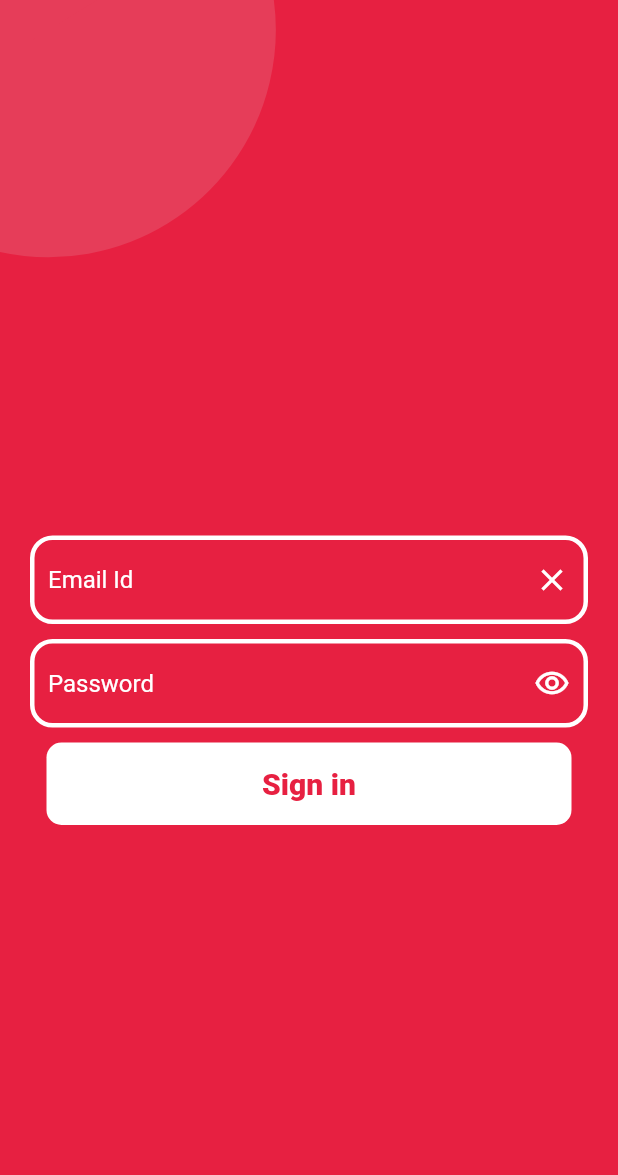
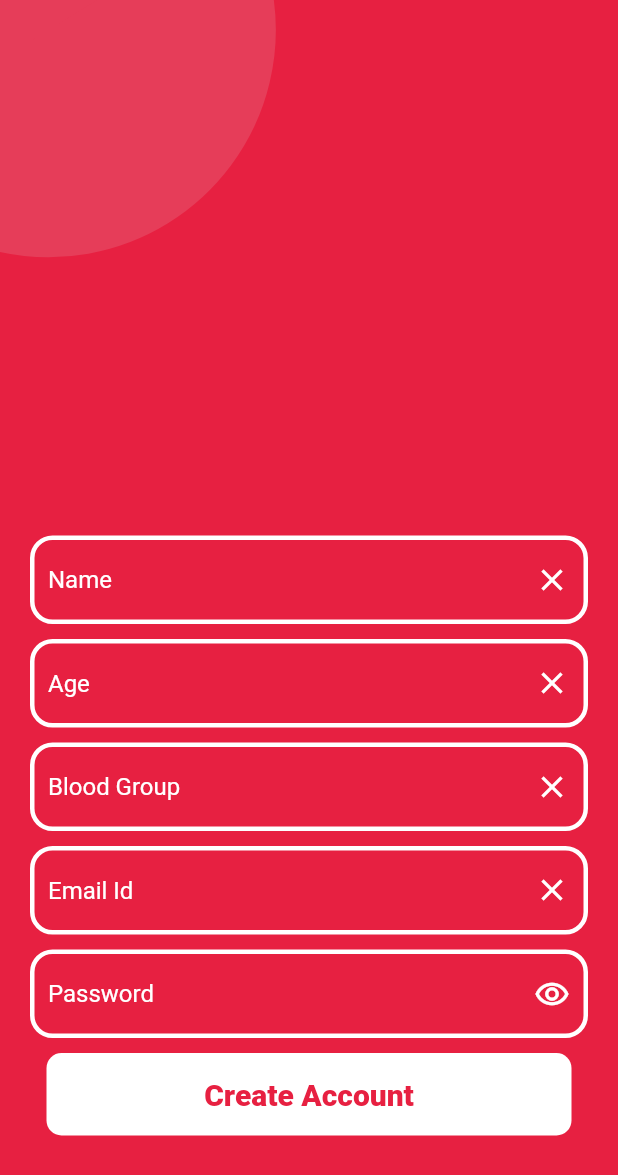
Before and after one commit to adinashby-vanier-college/app-dev-2-project-gurjas936, a Flutter app: the screen it shows after launch, after a tap on "Create Account", on a phone screen of 412 x 824 dp. Shown: the top 1175 px of the screen. Run offline on Flutter 3.47's test engine with Material 2 defaults, Android fonts, the phone set to English and light mode, and no system bars; Roboto replaces fonts that are missing (Qiucksand, Quicksand).

Commit message:
changes made to createAccount.dart, signIn.dart and main.dart

```diff
--- a/lib/main.dart
+++ b/lib/main.dart
@@ -1,8 +1,9 @@
-import 'dart:async';
+//import 'dart:async';
 
 import 'package:blood_bank/screens/mainScreen.dart';
-import 'package:blood_bank/screens/signIn.dart';
+//import 'package:blood_bank/screens/signIn.dart';
 import 'package:flutter/material.dart';
+//import 'package:blood_bank/screens/createAccount.dart';
 
 void main() {
   runApp(const MyApp());
--- a/lib/screens/createAccount.dart
+++ b/lib/screens/createAccount.dart
@@ -4,6 +4,8 @@ class createAccount extends StatelessWidget {
   //const createAccount({Key? key}) : super(key: key);
   final _textController = TextEditingController();
   final _passwordController = TextEditingController();
+
+  createAccount({super.key});
 
   @override
   Widget build(BuildContext context) {
@@ -24,6 +26,73 @@ class createAccount extends StatelessWidget {
             ),
           ),
           const SizedBox(height: 257.0), /////     create space above the fields
+          Container(
+            padding: const EdgeInsets.only(right: 20.0, left: 20.0, bottom: 10),
+            child: TextField(
+              controller: _textController,
+              decoration: InputDecoration(
+                  fillColor: const Color(0xffe72041),
+                  hintText: "Name",
+                  hintStyle: const TextStyle(color: Colors.white, fontFamily: 'Qiucksand'),
+                  filled: true,
+                  enabledBorder: OutlineInputBorder(
+                    borderRadius: BorderRadius.circular(15),
+                    borderSide: const BorderSide(width: 3, color: Colors.white),
+                  ),
+                  suffixIcon: IconButton(
+                    onPressed: () {
+                      _textController.clear();
+                    },
+                    icon: const Icon(Icons.clear, color: Colors.white,),
+                  )),
+            ),
+          ),
+
+          Container(
+            padding: const EdgeInsets.only(right: 20.0, left: 20.0, bottom: 10),
+            child: TextField(
+              controller: _textController,
+              decoration: InputDecoration(
+                  fillColor: const Color(0xffe72041),
+                  hintText: "Age",
+                  hintStyle: const TextStyle(color: Colors.white, fontFamily: 'Qiucksand'),
+                  filled: true,
+                  enabledBorder: OutlineInputBorder(
+                    borderRadius: BorderRadius.circular(15),
+                    borderSide: const BorderSide(width: 3, color: Colors.white),
+                  ),
+                  suffixIcon: IconButton(
+                    onPressed: () {
+                      _textController.clear();
+                    },
+                    icon: const Icon(Icons.clear, color: Colors.white,),
+                  )),
+            ),
+          ),
+          Container(
+            padding: const EdgeInsets.only(right: 20.0, left: 20.0, bottom: 10),
+            child: TextField(
+              controller: _textController,
+              decoration: InputDecoration(
+                  fillColor: const Color(0xffe72041),
+                  hintText: "Blood Group",
+                  hintStyle: const TextStyle(color: Colors.white, fontFamily: 'Qiucksand'),
+                  filled: true,
+                  enabledBorder: OutlineInputBorder(
+                    borderRadius: BorderRadius.circular(15),
+                    borderSide: const BorderSide(width: 3, color: Colors.white),
+                  ),
+                  suffixIcon: IconButton(
+                    onPressed: () {
+                      _textController.clear();
+                    },
+                    icon: const Icon(Icons.clear, color: Colors.white,),
+                  )),
+            ),
+          ),
+
+
+
           Container(
             padding: const EdgeInsets.only(right: 20.0, left: 20.0, bottom: 10),
             child: TextField(
@@ -108,7 +177,7 @@ class createAccount extends StatelessWidget {
               },
 
               child: const Text(
-                'Sign in',
+                'Create Account',
                 style: TextStyle(
                     color: Color(0xffe72041),
                     fontFamily: 'Quicksand',
--- a/lib/screens/mainScreen.dart
+++ b/lib/screens/mainScreen.dart
@@ -1,7 +1,7 @@
 import 'package:blood_bank/screens/signIn.dart';
 import 'package:flutter/material.dart';
-
-import 'createAccount.dart';
+import 'package:blood_bank/screens/createAccount.dart';
+//import 'createAccount.dart';
 
 class mainScreen extends StatefulWidget {
   const mainScreen({Key? key}) : super(key: key);
@@ -99,7 +99,7 @@ class _mainScreenState extends State<mainScreen> {
                 ),
                 onPressed: () {
                   Navigator.push(context,
-                    MaterialPageRoute(builder: (context) => const createAccount()),
+                    MaterialPageRoute(builder: (context) =>  createAccount()),
                   );
                 },
 
```
